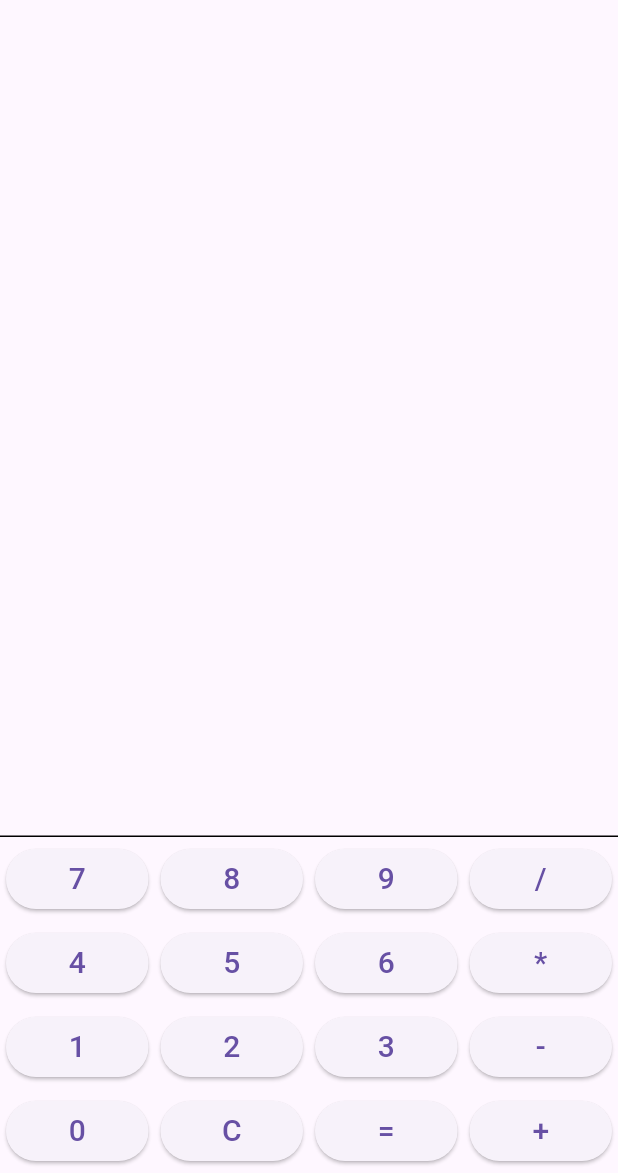
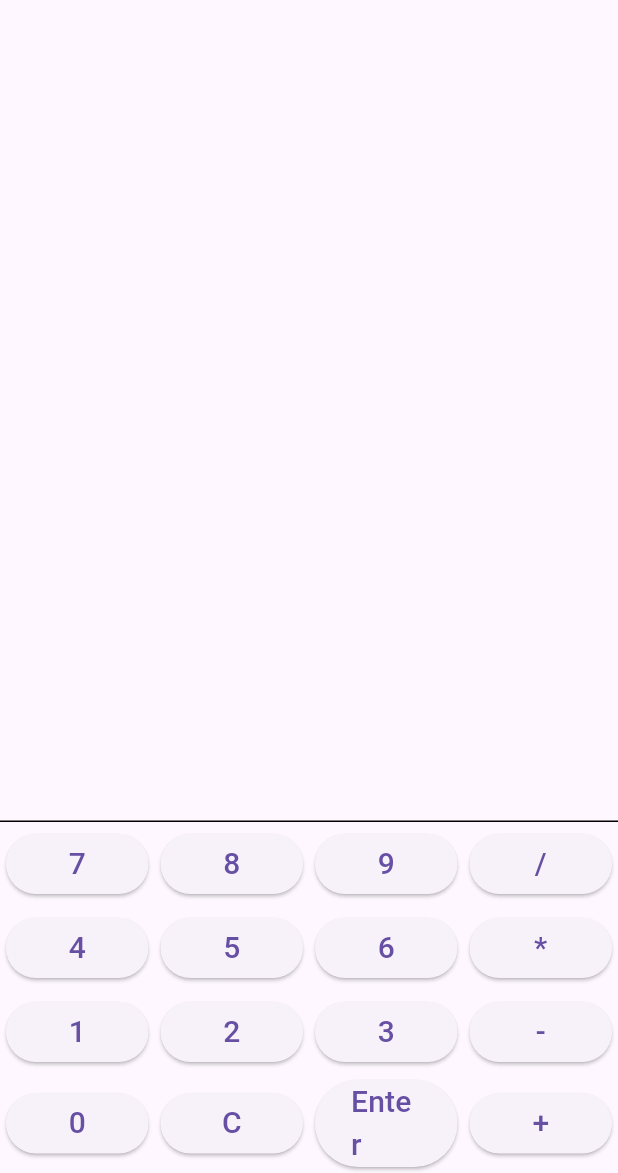
Before and after one commit to Thomasmp00/rpn_calculator, a Flutter app: the screen it shows after launch, on a phone screen of 412 x 824 dp, the part 63-1236 px from its top. Run offline on Flutter 3.47's test engine with Material 3 defaults, Android fonts, the phone set to English and light mode, and no system bars.

Commit message:
Update main.dart

```diff
--- a/lib/main.dart
+++ b/lib/main.dart
@@ -157,7 +157,7 @@
                 children: [
                   _buildButton('0'),
                   _buildButton('C'),
-                  _buildButton('='),
+                  _buildButton('Enter'),
                   _buildButton('+'),
                 ],
               ),
```
